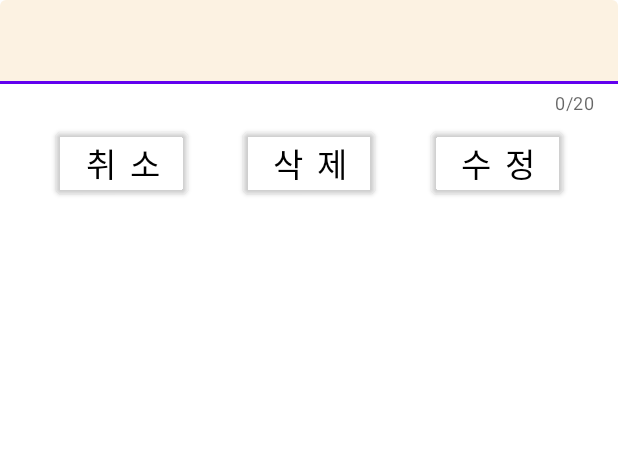
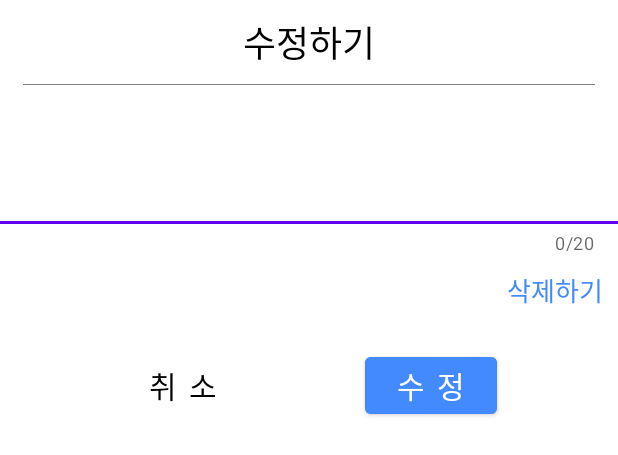
Before and after one commit to Tussle0410/MyOwnTimer, an Android app: the layout update_dialog.xml on its own in the app's theme, with its tools: preview values and no code run, on a phone screen of 412 x 824 dp. Shown: the top 455 px of the screen. Run offline under Robolectric (Android 15) with nearby library versions, the phone set to English and light mode, and no system bars.

Commit message:
UpdateDialog UI Update

```diff
--- a/app/src/main/kotlin/com/tussle/myowntimer/ui/activity/MainActivity.kt
+++ b/app/src/main/kotlin/com/tussle/myowntimer/ui/activity/MainActivity.kt
@@ -115,15 +115,15 @@ class MainActivity : AppCompatActivity(), CheckCalendarTime, TitleUpdate {
     override fun titleUpdate(previousTitle: String) {
         val bindingDialog = UpdateDialogBinding.inflate(LayoutInflater.from(binding.root.context))
         bindingDialog.todoUpdateDialogEdit.setText(previousTitle)
+        bindingDialog.updateCategory.text = "목 표"
         val alertDialog = AlertDialog.Builder(this)
-            .setTitle("목표 수정하기")
             .setView(bindingDialog.root)
             .show()
         bindingDialog.todoUpdateCancel.setOnClickListener {
-            viewModel.updateTitle(bindingDialog.todoUpdateDialogEdit.text.toString(), previousTitle)
             alertDialog.cancel()
         }
         bindingDialog.todoUpdateUpdate.setOnClickListener {
+            viewModel.updateTitle(bindingDialog.todoUpdateDialogEdit.text.toString(), previousTitle)
             alertDialog.cancel()
         }
         bindingDialog.todoUpdateDelete.setOnClickListener {
--- a/app/src/main/kotlin/com/tussle/myowntimer/ui/fragment/DetailTodoFragment.kt
+++ b/app/src/main/kotlin/com/tussle/myowntimer/ui/fragment/DetailTodoFragment.kt
@@ -80,8 +80,8 @@ class DetailTodoFragment : Fragment(), TodoSuccessUpdate, TodoTextUpdate {
     //TodoTextUpdate Interface Method
     override fun todoTextUpdateListener(previousTodo: String) {
         val bindingDialog = UpdateDialogBinding.inflate(LayoutInflater.from(binding.root.context))
+        bindingDialog.updateCategory.text = "할 일"
         val alertDialog = AlertDialog.Builder(requireActivity())
-            .setTitle("할 일 수정하기")
             .setView(bindingDialog.root)
             .show()
 
--- a/app/src/main/res/layout/main_viewpager_item.xml
+++ b/app/src/main/res/layout/main_viewpager_item.xml
@@ -10,7 +10,7 @@
         android:id="@+id/title_update"
         android:layout_width="wrap_content"
         android:layout_height="wrap_content"
-        android:layout_marginStart="5dp"
+        android:layout_marginStart="10dp"
         android:src="@drawable/icon_update"
         app:layout_constraintBottom_toBottomOf="@+id/title"
         app:layout_constraintStart_toStartOf="parent"
--- a/app/src/main/res/layout/update_dialog.xml
+++ b/app/src/main/res/layout/update_dialog.xml
@@ -1,10 +1,47 @@
 <?xml version="1.0" encoding="utf-8"?>
-<layout>
+<layout
+    xmlns:android="http://schemas.android.com/apk/res/android"
+    xmlns:app="http://schemas.android.com/apk/res-auto">
     <androidx.constraintlayout.widget.ConstraintLayout
-        xmlns:android="http://schemas.android.com/apk/res/android"
-        xmlns:app="http://schemas.android.com/apk/res-auto"
         android:layout_width="match_parent"
         android:layout_height="match_parent">
+
+        <TextView
+            android:id="@+id/textView10"
+            android:layout_width="wrap_content"
+            android:layout_height="wrap_content"
+            android:fontFamily="@font/font_main"
+            android:padding="10dp"
+            android:text="@string/txt_main_update_title"
+            android:textColor="@color/black"
+            android:textSize="24sp"
+            app:layout_constraintEnd_toEndOf="parent"
+            app:layout_constraintStart_toStartOf="parent"
+            app:layout_constraintTop_toTopOf="parent" />
+
+        <View
+            android:id="@+id/view2"
+            android:layout_width="match_parent"
+            android:layout_height="0.5dp"
+            android:background="@color/bold_gray"
+            android:layout_marginStart="15dp"
+            android:layout_marginEnd="15dp"
+            app:layout_constraintEnd_toEndOf="parent"
+            app:layout_constraintStart_toStartOf="parent"
+            app:layout_constraintTop_toBottomOf="@+id/textView10" />
+
+        <TextView
+            android:id="@+id/update_category"
+            android:layout_width="wrap_content"
+            android:layout_height="wrap_content"
+            android:fontFamily="@font/font_main"
+            android:layout_marginTop="5dp"
+            android:paddingTop="10dp"
+            android:paddingStart="10dp"
+            android:textColor="@color/bold_gray"
+            android:textSize="15sp"
+            app:layout_constraintStart_toStartOf="parent"
+            app:layout_constraintTop_toBottomOf="@+id/view2" />
 
         <com.google.android.material.textfield.TextInputLayout
             android:id="@+id/textInputLayout"
@@ -14,60 +51,65 @@
             app:counterMaxLength="20"
             app:layout_constraintEnd_toEndOf="parent"
             app:layout_constraintStart_toStartOf="parent"
-            app:layout_constraintTop_toTopOf="parent">
+            app:layout_constraintTop_toBottomOf="@+id/update_category">
 
             <com.google.android.material.textfield.TextInputEditText
                 android:id="@+id/todo_update_dialog_edit"
                 android:layout_width="match_parent"
                 android:layout_height="wrap_content"
-                android:backgroundTint="@color/gray"
+                android:backgroundTint="@color/white"
                 android:fontFamily="@font/font_main"
                 android:maxLength="20"
                 android:maxLines="1"
                 android:singleLine="true"
                 android:textColor="@color/black" />
+
         </com.google.android.material.textfield.TextInputLayout>
 
-        <Button
+        <TextView
             android:id="@+id/todo_update_delete"
             android:layout_width="wrap_content"
             android:layout_height="wrap_content"
-            android:layout_marginTop="5dp"
-            android:backgroundTint="@color/backgroundTransparency"
+            android:background="@color/backgroundTransparency"
             android:fontFamily="@font/font_main"
+            android:padding="10dp"
             android:text="@string/txt_todo_update_delete"
-            android:textColor="@color/black"
-            android:textSize="22sp"
+            android:textColor="@color/main_color"
+            android:textSize="17sp"
             app:layout_constraintEnd_toEndOf="parent"
-            app:layout_constraintStart_toStartOf="parent"
             app:layout_constraintTop_toBottomOf="@+id/textInputLayout" />
 
         <Button
             android:id="@+id/todo_update_update"
             android:layout_width="wrap_content"
             android:layout_height="wrap_content"
-            android:backgroundTint="@color/backgroundTransparency"
+            android:layout_marginTop="15dp"
+            android:backgroundTint="@color/main_color"
             android:fontFamily="@font/font_main"
             android:text="@string/txt_todo_update_update"
-            android:textColor="@color/black"
-            android:textSize="22sp"
-            app:layout_constraintBottom_toBottomOf="@+id/todo_update_delete"
+            android:textColor="@color/white"
+            android:textSize="20sp"
             app:layout_constraintEnd_toEndOf="parent"
-            app:layout_constraintStart_toEndOf="@+id/todo_update_delete"
-            app:layout_constraintTop_toTopOf="@+id/todo_update_delete" />
+            app:layout_constraintHorizontal_bias="0.75"
+            app:layout_constraintStart_toStartOf="parent"
+            app:layout_constraintTop_toBottomOf="@+id/todo_update_delete" />
 
         <Button
             android:id="@+id/todo_update_cancel"
             android:layout_width="wrap_content"
             android:layout_height="wrap_content"
-            android:backgroundTint="@color/backgroundTransparency"
+            android:layout_marginTop="15dp"
+            android:background="@color/backgroundTransparency"
             android:fontFamily="@font/font_main"
             android:text="@string/txt_todo_update_cancel"
             android:textColor="@color/black"
-            android:textSize="22sp"
-            app:layout_constraintBottom_toBottomOf="@+id/todo_update_delete"
-            app:layout_constraintEnd_toStartOf="@+id/todo_update_delete"
+            android:textSize="20sp"
+            app:layout_constraintEnd_toStartOf="@+id/todo_update_update"
             app:layout_constraintStart_toStartOf="parent"
-            app:layout_constraintTop_toTopOf="@+id/todo_update_delete" />
+            app:layout_constraintTop_toBottomOf="@+id/todo_update_delete" />
+
+
+
+
     </androidx.constraintlayout.widget.ConstraintLayout>
 </layout>
--- a/app/src/main/res/values/strings.xml
+++ b/app/src/main/res/values/strings.xml
@@ -11,6 +11,7 @@
     <string name="txt_main_update_description">목표 업데이트</string>
     <string name="txt_main_profile_description">프로필 페이지 이동</string>
     <string name="txt_main_setting_description">설정 페이지 이동</string>
+    <string name="txt_main_update_title">수정하기</string>
     //ViewPager2 Item Text
     <string name="txt_slash">/</string>
     <string name="txt_today">오늘</string>
@@ -30,7 +31,7 @@
     <string name="txt_todoUpdate_description">할 일을 꾹 누르시면 수정이 가능합니다.</string>
     <string name="txt_todo_update_cancel">취 소</string>
     <string name="txt_todo_update_update">수 정</string>
-    <string name="txt_todo_update_delete">삭 제</string>
+    <string name="txt_todo_update_delete">삭제하기</string>
     //TimerFragment Frame Text
     <string name="txt_stopwatch">스톱워치</string>
     <string name="txt_start">시 작</string>
```
